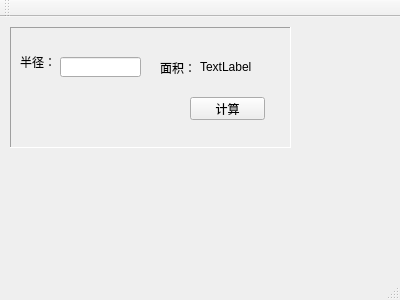
Old version of the form Dialog/dialog.ui in the repository weibow/FirstQT.
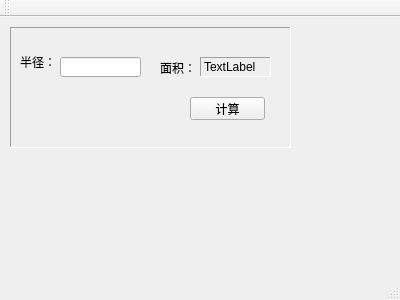
New version of the form.

The edit to the form file:
```diff
--- a/Dialog/dialog.ui
+++ b/Dialog/dialog.ui
@@ -49,6 +49,12 @@
       <height>20</height>
      </rect>
     </property>
+    <property name="frameShape">
+     <enum>QFrame::Panel</enum>
+    </property>
+    <property name="frameShadow">
+     <enum>QFrame::Sunken</enum>
+    </property>
     <property name="text">
      <string>TextLabel</string>
     </property>
```
